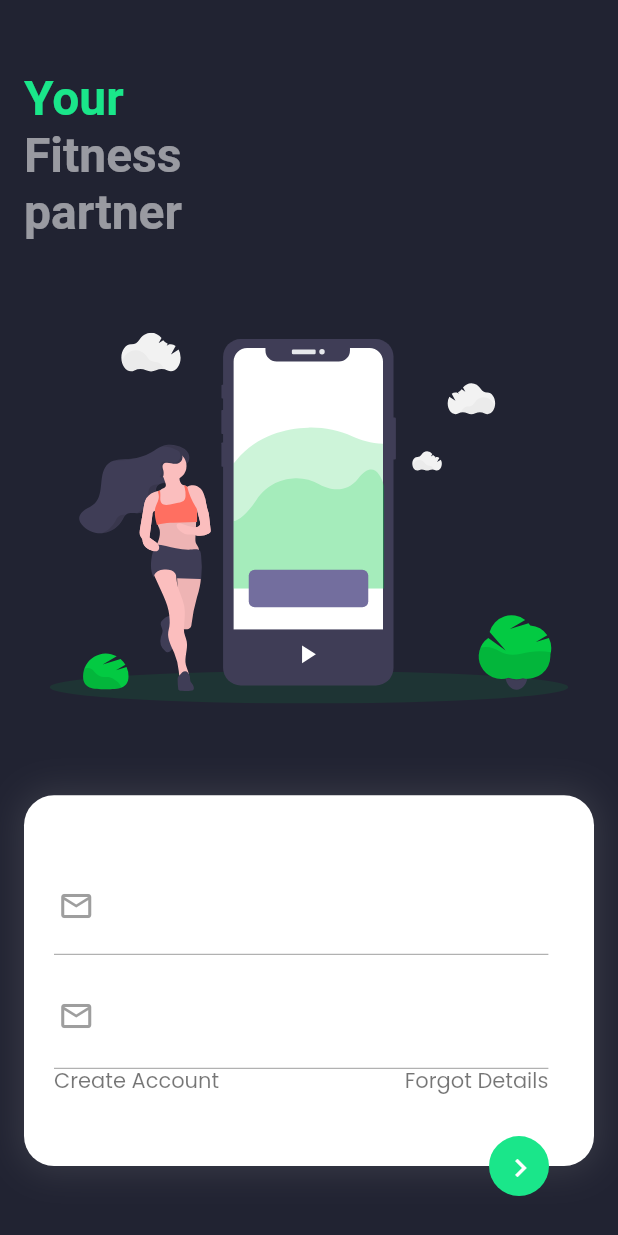
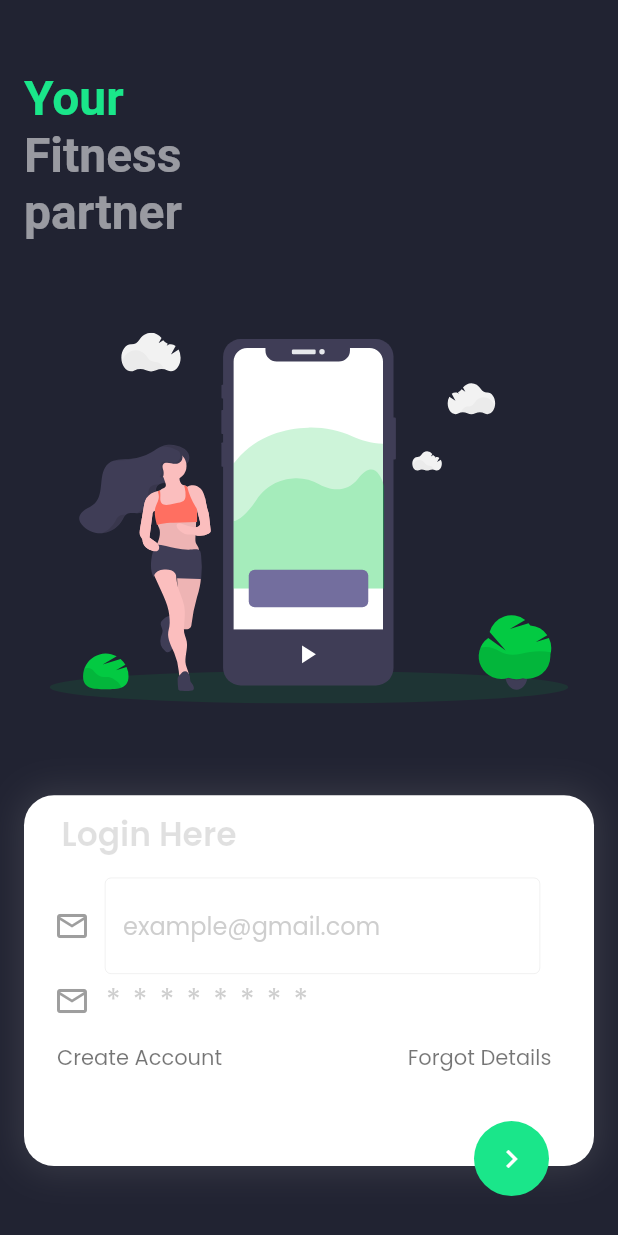
Before and after one commit to KarthikS373/Perfect-Fitness, a Flutter app: the screen it shows after launch, after a tap on "Get Started", on a phone screen of 412 x 824 dp. Run offline on Flutter 3.47's test engine with Material 2 defaults, Android fonts, the phone set to English and light mode, and no system bars; our stand-ins replace fl_chart, flutter_svg, google_fonts, percent_indicator, sensors_plus, shared_preferences.

Commit message:
Mid Eval

```diff
--- a/lib/Screens/LoginSignup/loginScreen.dart
+++ b/lib/Screens/LoginSignup/loginScreen.dart
@@ -1,5 +1,6 @@
 import 'package:fitness_monitoring/Utils/Theme/colors.dart';
 import 'package:flutter/material.dart';
+import 'package:flutter/services.dart';
 import 'package:flutter_svg/flutter_svg.dart';
 
 class LoginScreen extends StatelessWidget {
@@ -7,6 +8,12 @@ class LoginScreen extends StatelessWidget {
 
   @override
   Widget build(BuildContext context) {
+    SystemChrome.setPreferredOrientations(
+      [
+        DeviceOrientation.portraitDown,
+        DeviceOrientation.portraitUp,
+      ],
+    );
     Size size = MediaQuery.of(context).size;
 
     return Scaffold(
@@ -62,17 +69,18 @@ class LoginScreen extends StatelessWidget {
                   children: [
                     const Positioned(
                       top: 10,
-                      left: 20,
+                      left: 25,
                       child: Text(
                         'Login Here',
                         style: TextStyle(
-                          fontSize: 20,
+                          color: Colors.black12,
+                          fontSize: 22,
                           fontWeight: FontWeight.w600,
                         ),
                       ),
                     ),
                     Positioned(
-                        top: 50,
+                      top: 55,
                       left: 20,
                       child: Column(
                         children: [
@@ -85,29 +93,34 @@ class LoginScreen extends StatelessWidget {
                               Container(
                                 padding: const EdgeInsets.only(left: 10),
                                 width: 300,
-                                  child: const TextField(
+                                child: TextField(
                                   cursorColor: Colors.grey,
-                                    style: TextStyle(
+                                  style: const TextStyle(
                                     color: Colors.black54,
                                   ),
                                   decoration: InputDecoration(
                                     border: InputBorder.none,
                                     hintText: 'example@gmail.com',
+                                    hintStyle: TextStyle(
+                                      color: Colors.grey.withOpacity(0.5),
+                                    ),
+                                    enabledBorder: OutlineInputBorder(
+                                      borderSide: BorderSide(
+                                        color: Colors.grey.withOpacity(0.5),
+                                        width: 0.2,
+                                        style: BorderStyle.solid,
+                                      ),
+                                    ),
                                   ),
                                 ),
                               ),
                             ],
                           ),
-                            SizedBox(
-                              width: size.width * .8,
-                              child: const Divider(
-                                color: Colors.grey,
+                        ],
                       ),
                     ),
-                          ],
-                        )),
                     Positioned(
-                        top: 120,
+                      top: 110,
                       left: 20,
                       child: Column(
                         children: [
@@ -118,35 +131,35 @@ class LoginScreen extends StatelessWidget {
                                 color: Colors.grey,
                               ),
                               Container(
-                                  padding: const EdgeInsets.only(left: 10),
+                                padding: const EdgeInsets.only(
+                                  left: 10,
+                                ),
                                 width: 300,
-                                  child: const TextField(
+                                child: TextField(
                                   obscureText: true,
                                   cursorColor: Colors.grey,
-                                    style: TextStyle(
+                                  style: const TextStyle(
                                     color: Colors.black54,
                                     fontSize: 20,
                                     letterSpacing: 1.4,
                                   ),
                                   decoration: InputDecoration(
                                     border: InputBorder.none,
-                                      hintText: '...........',
+                                    hintText: '* * * * * * * *',
+                                    hintStyle: TextStyle(
+                                      color: Colors.grey.withOpacity(0.5),
+                                    ),
                                   ),
                                 ),
                               ),
                             ],
                           ),
-                            SizedBox(
-                              width: size.width * .8,
-                              child: const Divider(
-                                color: Colors.grey,
+                        ],
                       ),
                     ),
-                          ],
-                        )),
                     Positioned(
-                      top: 180,
-                      left: 20,
+                      top: 165,
+                      left: 22,
                       child: SizedBox(
                         width: size.width * .8,
                         child: Row(
@@ -177,8 +190,8 @@ class LoginScreen extends StatelessWidget {
                         },
                         child: Container(
                           padding: const EdgeInsets.all(9),
-                          height: 40,
-                          width: 40,
+                          height: 50,
+                          width: 50,
                           decoration: const BoxDecoration(
                             gradient: LinearGradient(
                               colors: [
--- a/lib/Screens/LoginSignup/welcomeScreen.dart
+++ b/lib/Screens/LoginSignup/welcomeScreen.dart
@@ -6,12 +6,10 @@ class WelcomeScreen extends StatelessWidget {
 
   @override
   Widget build(BuildContext context) {
-    return Container(
+    return Scaffold(
+      body: Container(
         width: double.infinity,
-      height: MediaQuery
-          .of(context)
-          .size
-          .height,
+        height: MediaQuery.of(context).size.height,
         decoration: const BoxDecoration(
           gradient: LinearGradient(
             colors: [
@@ -26,7 +24,8 @@ class WelcomeScreen extends StatelessWidget {
         child: Center(
           child: Stack(
             children: [
-            Positioned(
+              MediaQuery.of(context).orientation == Orientation.portrait
+                  ? Positioned(
                       bottom: 350,
                       left: 0,
                       right: 0,
@@ -45,8 +44,29 @@ class WelcomeScreen extends StatelessWidget {
                           ),
                         ],
                       ),
+                    )
+                  : Positioned(
+                      top: MediaQuery.of(context).size.height * 0.15,
+                      left: 0,
+                      right: 0,
+                      child: Column(
+                        children: [
+                          Image.asset(
+                            'assets/Images/Logo.png',
+                            width: 130,
                           ),
-            Positioned(
+                          const Text(
+                            'Perfect Fitness',
+                            style: TextStyle(
+                              fontSize: 29,
+                              color: Colors.white,
+                            ),
+                          ),
+                        ],
+                      ),
+                    ),
+              MediaQuery.of(context).orientation == Orientation.portrait
+                  ? Positioned(
                       bottom: 100,
                       left: 0,
                       right: 0,
@@ -54,9 +74,39 @@ class WelcomeScreen extends StatelessWidget {
                         padding: const EdgeInsets.all(40.0),
                         child: GestureDetector(
                           onTap: () {
-                    Navigator
-                        .of(context)
-                      .pushNamed('/login');
+                            Navigator.of(context).pushNamed('/login');
+                          },
+                          child: Container(
+                            height: 50,
+                            decoration: const BoxDecoration(
+                              color: Colors.white,
+                              borderRadius: BorderRadius.all(
+                                Radius.circular(30),
+                              ),
+                            ),
+                            child: const Center(
+                              child: Text(
+                                'Get Started',
+                                style: TextStyle(
+                                  fontSize: 18,
+                                  fontWeight: FontWeight.w500,
+                                  color: Colors.black,
+                                ),
+                              ),
+                            ),
+                          ),
+                        ),
+                      ),
+                    )
+                  : Positioned(
+                      bottom: MediaQuery.of(context).size.height * 0.1,
+                      left: 70,
+                      right: 70,
+                      child: Padding(
+                        padding: const EdgeInsets.all(40.0),
+                        child: GestureDetector(
+                          onTap: () {
+                            Navigator.of(context).pushNamed('/login');
                           },
                           child: Container(
                             height: 50,
@@ -83,6 +133,7 @@ class WelcomeScreen extends StatelessWidget {
             ],
           ),
         ),
+      ),
     );
   }
 }
--- a/lib/Screens/StepcountScreen/stepCountBar.dart
+++ b/lib/Screens/StepcountScreen/stepCountBar.dart
@@ -29,12 +29,15 @@ class StepCountBar extends StatelessWidget {
           child: Column(
             children: [
               const SizedBox(
-                height: 1,
+                height: 10,
               ),
               Align(
                 alignment: Alignment.centerLeft,
                 child: Row(
                   children: [
+                    const SizedBox(
+                      width: 20,
+                    ),
                     Expanded(
                       flex: 4,
                       child: Column(
@@ -47,7 +50,7 @@ class StepCountBar extends StatelessWidget {
                                   steps.toString(),
                                   style: GoogleFonts.aBeeZee(
                                     color: Colors.white,
-                                    fontSize: 50,
+                                    fontSize: 55,
                                     letterSpacing: 2,
                                     fontWeight: FontWeight.bold,
                                   ),
@@ -55,7 +58,6 @@ class StepCountBar extends StatelessWidget {
                                 const SizedBox(
                                   width: 10,
                                 ),
-                                // this is for edit icon
                                 const Icon(
                                   Icons.edit,
                                   color: Colors.white,
@@ -65,7 +67,7 @@ class StepCountBar extends StatelessWidget {
                             ),
                           ),
                           Align(
-                            alignment: Alignment.center,
+                            alignment: Alignment.centerLeft,
                             child: Container(
                               height: 30,
                               width: 100,
@@ -92,8 +94,16 @@ class StepCountBar extends StatelessWidget {
                     ),
                     Expanded(
                       flex: 1,
-                      child: ContainerButton(
-                        const Icon(
+                      child: Container(
+                        height: 40,
+                        width: 40,
+                        decoration: const BoxDecoration(
+                          borderRadius: BorderRadius.all(
+                            Radius.circular(10),
+                          ),
+                          color: Colors.green,
+                        ),
+                        child: const Icon(
                           Icons.play_arrow,
                           color: Colors.white,
                           size: 30,
--- a/lib/Screens/StepcountScreen/stepScreen.dart
+++ b/lib/Screens/StepcountScreen/stepScreen.dart
@@ -3,7 +3,6 @@ import 'dart:math';
 import 'package:fitness_monitoring/Screens/StepcountScreen/stepCountBar.dart';
 import 'package:fitness_monitoring/Screens/StepcountScreen/stepDailyAvg.dart';
 import 'package:fitness_monitoring/Utils/Theme/colors.dart';
-import 'package:fitness_monitoring/Widgets/Buttons/containerButton.dart';
 import 'package:fitness_monitoring/Widgets/Text/clickableTextHeader.dart';
 import 'package:flutter/material.dart';
 import 'package:sensors_plus/sensors_plus.dart';
@@ -56,8 +55,6 @@ class _StepcountScreenState extends State<StepcountScreen> {
                     begin: Alignment.topCenter,
                     end: Alignment.bottomCenter,
                     colors: [
-                      // Color(0xff0C1E4E),
-                      // Color(0xff224A88),
                       bgColor,
                       bgColor,
                       Colors.black12,
--- a/lib/Utils/Routes/routes.dart
+++ b/lib/Utils/Routes/routes.dart
@@ -12,18 +12,6 @@ class RouteManager {
     }
     switch (settings.name) {
       case '/':
-        return MaterialPageRoute(
-          builder: (context) => const HomeScreen(),
-        );
-      case '/profile':
-        return MaterialPageRoute(
-          builder: (context) => const HomeScreen(),
-        );
-      case '/recent_activities':
-        return MaterialPageRoute(
-          builder: (context) => const HomeScreen(),
-        );
-      case '/pedometer':
         return MaterialPageRoute(
           builder: (context) => const HomeScreen(),
         );
--- a/lib/main.dart
+++ b/lib/main.dart
@@ -2,6 +2,7 @@ import 'package:fitness_monitoring/Screens/HomeScreen/HomeScreen.dart';
 import 'package:fitness_monitoring/Utils/Routes/routes.dart';
 import 'package:fitness_monitoring/Utils/Theme/colors.dart';
 import 'package:flutter/material.dart';
+import 'package:flutter/services.dart';
 import 'package:google_fonts/google_fonts.dart';
 
 void main() {
--- a/pubspec.yaml
+++ b/pubspec.yaml
@@ -46,6 +46,7 @@ dependencies:
 dev_dependencies:
   flutter_test:
     sdk: flutter
+  flutter_launcher_icons: ^0.9.2
 
   # The "flutter_lints" package below contains a set of recommended lints to
   # encourage good coding practices. The lint set provided by the package is
@@ -53,6 +54,11 @@ dev_dependencies:
   # package. See that file for information about deactivating specific lint
   # rules and activating additional ones.
   flutter_lints: ^2.0.0
+
+flutter_icons:
+  android: true,
+  ios: true,
+  image_path: "assets/Images/Logo.png"
 
 # For information on the generic Dart part of this file, see the
 # following page: https://dart.dev/tools/pub/pubspec
```
Also changed, not shown: pubspec.lock. Lines whose indentation alone changed are shown as unchanged.
